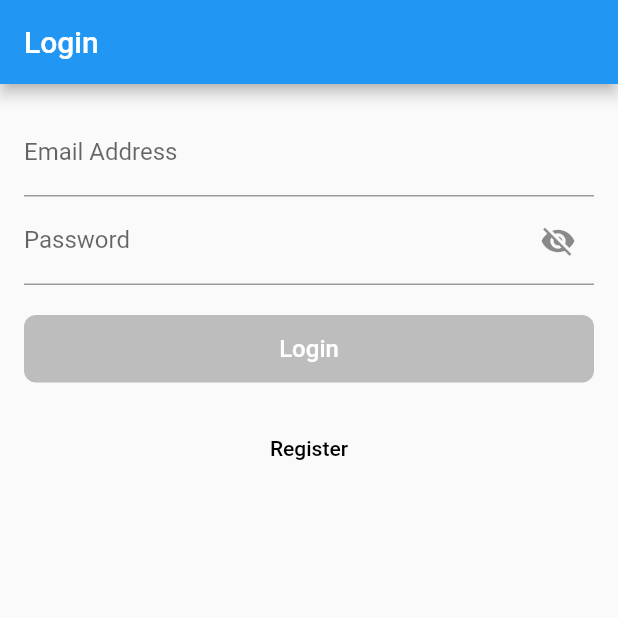
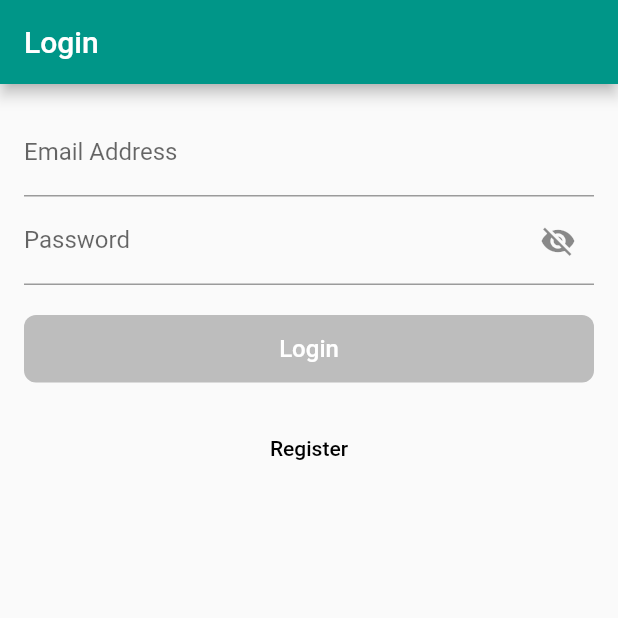
Before and after one commit to yoesuv/Login-Bloc-Library, a Flutter app: the screen it shows after launch, on a phone screen of 412 x 824 dp, the top half of it. Run offline on Flutter 3.47's test engine with Material 2 defaults, Android fonts, the phone set to English and light mode, and no system bars; our stand-ins replace bloc, email_validator, equatable, flutter_bloc, fluttertoast, formz.

Commit message:
:pencil: change to primary swatch

```diff
--- a/lib/src/app.dart
+++ b/lib/src/app.dart
@@ -7,7 +7,7 @@ class App extends StatelessWidget {
     return MaterialApp(
       title: 'Login & Register',
       theme: ThemeData(
-        primaryColor: Colors.teal[700]
+        primarySwatch: Colors.teal,
       ),
       onGenerateRoute: AppRoute.routes,
     );
```
